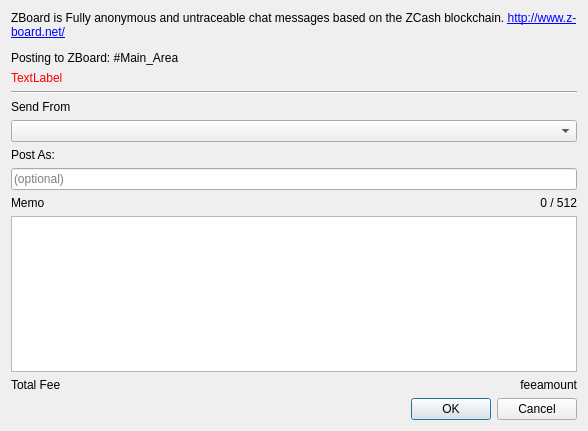
Qt form src/zboard.ui (z-bitcoinz/BitcoinZ_Blue) before a commit.
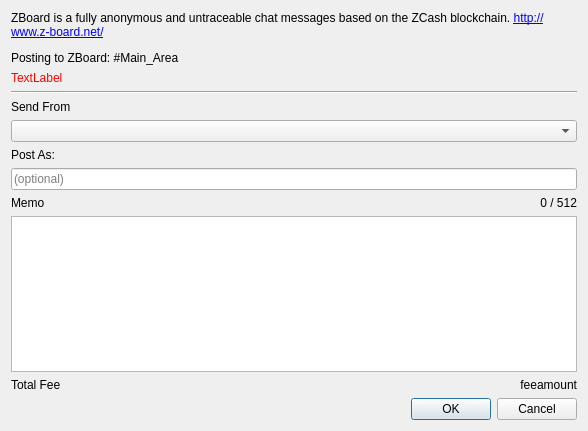
The same form after that commit.

Diff of the .ui file:
```diff
--- a/src/zboard.ui
+++ b/src/zboard.ui
@@ -95,7 +95,7 @@
    <item row="0" column="0" colspan="2">
     <widget class="QLabel" name="label_2">
      <property name="text">
-      <string>&lt;html&gt;&lt;head/&gt;&lt;body&gt;&lt;p&gt;ZBoard is Fully anonymous and untraceable chat messages based on the ZCash blockchain. &lt;a href=&quot;http://www.z-board.net/&quot;&gt;&lt;span style=&quot; text-decoration: underline; color:#0000ff;&quot;&gt;http://www.z-board.net/&lt;/span&gt;&lt;/a&gt;&lt;/p&gt;&lt;p&gt;Posting to ZBoard: #Main_Area&lt;/p&gt;&lt;/body&gt;&lt;/html&gt;</string>
+      <string>&lt;html&gt;&lt;head/&gt;&lt;body&gt;&lt;p&gt;ZBoard is a fully anonymous and untraceable chat messages based on the ZCash blockchain. &lt;a href=&quot;http://www.z-board.net/&quot;&gt;&lt;span style=&quot; text-decoration: underline; color:#0000ff;&quot;&gt;http://www.z-board.net/&lt;/span&gt;&lt;/a&gt;&lt;/p&gt;&lt;p&gt;Posting to ZBoard: #Main_Area&lt;/p&gt;&lt;/body&gt;&lt;/html&gt;</string>
      </property>
      <property name="wordWrap">
       <bool>true</bool>
```
